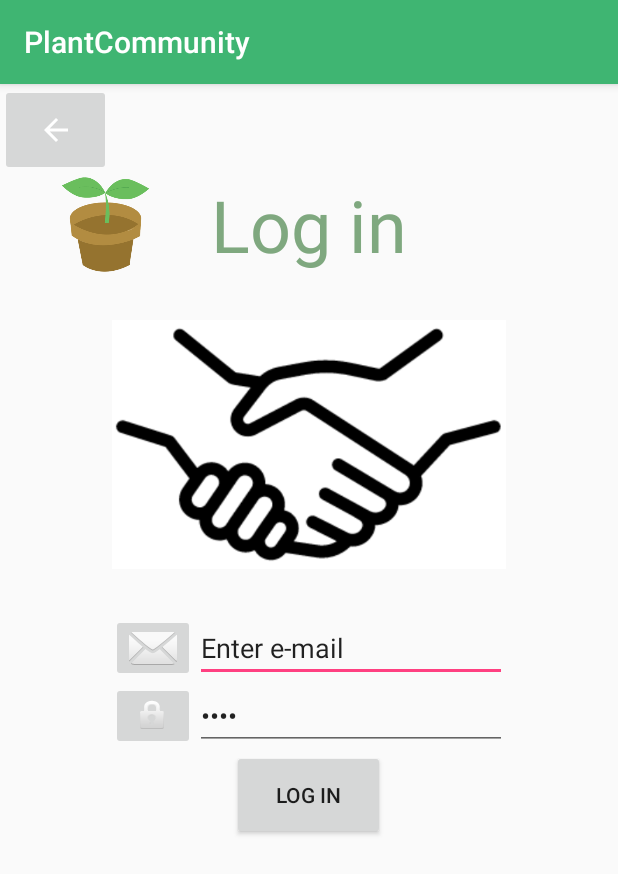
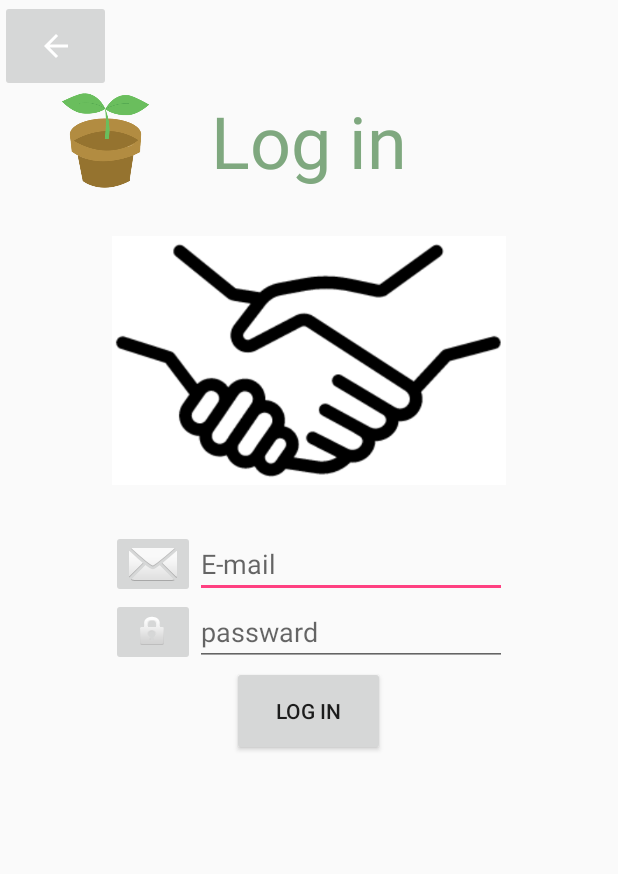
Before and after one commit to KimMyeongSeop/PlantCommunity, an Android app: the LoginActivity screen opened directly, with no data from a screen before it, on a phone screen of 412 x 824 dp. Shown: the top 874 px of the screen. Run offline under Robolectric (Android 15) with nearby library versions, the phone set to English and light mode, and no system bars.

Commit message:
EditText - email, passward 를 hint로 변환

```diff
--- a/app/src/main/res/layout/log_in.xml
+++ b/app/src/main/res/layout/log_in.xml
@@ -72,7 +72,7 @@
             android:ems="10"
             android:id="@+id/editText"
             android:layout_weight="1"
-            android:text="Enter e-mail" />
+            android:hint="E-mail" />
 
     </LinearLayout>
 
@@ -101,7 +101,7 @@
             android:layout_alignStart="@+id/email"
             android:editable="false"
             android:layout_marginLeft="0dp"
-            android:text="pass" />
+            android:hint="passward" />
     </LinearLayout>
 
     <Button
--- a/app/src/main/res/values/styles.xml
+++ b/app/src/main/res/values/styles.xml
@@ -6,6 +6,7 @@
         <item name="colorPrimary">@color/colorPrimary</item>
         <item name="colorPrimaryDark">@color/colorPrimaryDark</item>
         <item name="colorAccent">@color/colorAccent</item>
+        <item name="windowNoTitle">true</item>
     </style>
 
 </resources>
```
